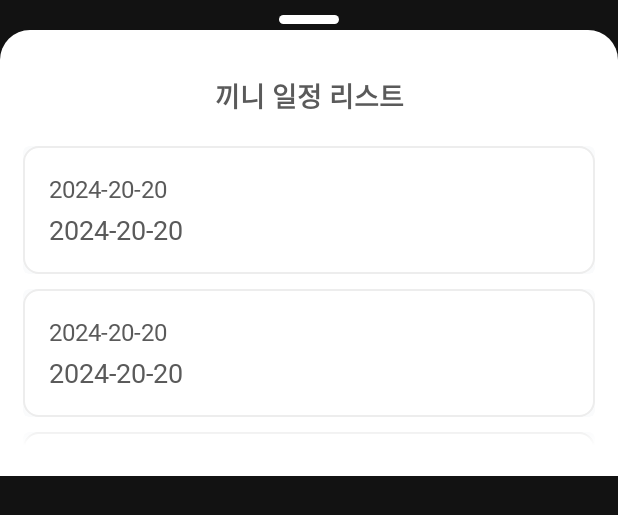
After one commit to y2kpaulh/Meal-AOS, an Android app: the layout bottom_sheet_dialog_schedule.xml on its own in the app's theme, with its tools: preview values and no code run, on a phone screen of 412 x 824 dp. The commit adds this screen. Shown: the top 515 px of the screen. Run offline under Robolectric (Android 15) with nearby library versions, the phone set to English and light mode, and no system bars.

Commit message:
일정 리스트 UI 추가 및 구조 추가

```diff
--- a/app/src/main/java/com/echadworks/meal/MealApp.kt
+++ b/app/src/main/java/com/echadworks/meal/MealApp.kt
@@ -15,7 +15,7 @@ class MealApp : Application() {
 
     override fun onCreate() {
         prefs = PreferenceUtil(applicationContext)
-        MealApp.context = getApplicationContext()
+        MealApp.context = applicationContext
 
         super.onCreate()
 
--- /dev/null
+++ b/app/src/main/res/drawable/btn_common_background.xml
@@ -0,0 +1,10 @@
+<?xml version="1.0" encoding="utf-8"?>
+<selector xmlns:android="http://schemas.android.com/apk/res/android">
+    <item>
+        <shape>
+            <solid android:color="@color/white"/>
+            <corners android:radius="10dp"/>
+            <stroke android:color="@color/main_border" android:width="1dp"/>
+        </shape>
+    </item>
+</selector>
--- /dev/null
+++ b/app/src/main/res/drawable/white_round_border_20.xml
@@ -0,0 +1,6 @@
+<?xml version="1.0" encoding="utf-8"?>
+<shape xmlns:android="http://schemas.android.com/apk/res/android"
+    android:shape="rectangle">
+    <solid android:color="@color/white" />
+    <corners android:radius="20dp" />
+</shape>
--- /dev/null
+++ b/app/src/main/res/drawable/white_round_top_border_20.xml
@@ -0,0 +1,8 @@
+<?xml version="1.0" encoding="utf-8"?>
+<shape xmlns:android="http://schemas.android.com/apk/res/android"
+    android:shape="rectangle">
+    <solid android:color="@color/white" />
+    <corners
+        android:topLeftRadius="20dp"
+        android:topRightRadius="20dp" />
+</shape>
--- /dev/null
+++ b/app/src/main/res/layout/bottom_sheet_dialog_schedule.xml
@@ -0,0 +1,65 @@
+<?xml version="1.0" encoding="utf-8"?>
+<androidx.constraintlayout.widget.ConstraintLayout
+    xmlns:android="http://schemas.android.com/apk/res/android"
+    xmlns:app="http://schemas.android.com/apk/res-auto"
+    xmlns:tools="http://schemas.android.com/tools"
+    android:layout_width="match_parent"
+    android:layout_height="wrap_content">
+
+    <View
+        android:id="@+id/indicatorView"
+        android:layout_width="40dp"
+        android:layout_height="6dp"
+        android:layout_marginTop="10dp"
+        android:layout_gravity="center"
+        android:background="@drawable/white_round_border_20"
+        app:layout_constraintEnd_toEndOf="parent"
+        app:layout_constraintStart_toStartOf="parent"
+        app:layout_constraintTop_toTopOf="parent" />
+
+    <FrameLayout
+        android:layout_marginTop="20dp"
+        android:layout_width="match_parent"
+        android:layout_height="wrap_content"
+        app:layout_constraintTop_toTopOf="parent"
+        app:layout_constraintBottom_toBottomOf="parent"
+        android:background="@drawable/white_round_top_border_20"
+        android:paddingBottom="20dp" >
+
+    <androidx.constraintlayout.widget.ConstraintLayout
+        android:layout_width="match_parent"
+        android:layout_height="match_parent"
+        android:layout_marginTop="30dp">
+
+        <androidx.appcompat.widget.AppCompatTextView
+            android:id="@+id/tv_title"
+            android:layout_width="match_parent"
+            android:layout_height="wrap_content"
+            android:paddingHorizontal="20dp"
+            android:fontFamily="@font/nanumbarungothic"
+            android:textStyle="bold"
+            android:textSize="18sp"
+            android:textColor="@color/main_text"
+            android:gravity="center"
+            android:ellipsize="end"
+            app:layout_constraintStart_toStartOf="parent"
+            app:layout_constraintEnd_toEndOf="parent"
+            app:layout_constraintTop_toTopOf="parent"
+            app:layout_constraintBottom_toTopOf="@+id/rv_schedule"
+            tools:text = "끼니 일정 리스트"/>
+
+        <androidx.recyclerview.widget.RecyclerView
+            android:id="@+id/rv_schedule"
+            android:layout_width="match_parent"
+            android:layout_height="200dp"
+            android:layout_marginTop = "20dp"
+            android:requiresFadingEdge="vertical"
+            app:layoutManager="androidx.recyclerview.widget.LinearLayoutManager"
+            app:layout_constraintBottom_toBottomOf="parent"
+            app:layout_constraintEnd_toEndOf="parent"
+            app:layout_constraintStart_toStartOf="parent"
+            app:layout_constraintTop_toBottomOf="@+id/tv_title"
+            tools:listitem="@layout/item_schedule_list"/>
+    </androidx.constraintlayout.widget.ConstraintLayout>
+</FrameLayout>
+</androidx.constraintlayout.widget.ConstraintLayout>
--- /dev/null
+++ b/app/src/main/res/layout/item_schedule_list.xml
@@ -0,0 +1,55 @@
+<?xml version="1.0" encoding="utf-8"?>
+<com.google.android.material.card.MaterialCardView xmlns:android="http://schemas.android.com/apk/res/android"
+    xmlns:app="http://schemas.android.com/apk/res-auto"
+    xmlns:tools="http://schemas.android.com/tools"
+    android:id="@+id/cardView"
+    android:layout_width="match_parent"
+    android:layout_height="wrap_content"
+    android:layout_marginHorizontal="15dp"
+    android:layout_marginBottom="10dp"
+    app:cardElevation="0dp"
+    app:cardBackgroundColor="@color/main_background">
+
+    <androidx.constraintlayout.widget.ConstraintLayout
+        android:layout_width="match_parent"
+        android:layout_height="match_parent"
+        android:padding="17dp"
+        android:background="@drawable/btn_common_background">
+
+      <LinearLayout
+          android:layout_width="match_parent"
+          android:layout_height="wrap_content"
+          android:orientation="vertical"
+          app:layout_constraintTop_toTopOf="parent"
+          app:layout_constraintBottom_toBottomOf="parent"
+          app:layout_constraintStart_toStartOf="parent"
+          app:layout_constraintEnd_toEndOf="parent">
+          <TextView
+              android:id="@+id/tv_date"
+              android:layout_width="wrap_content"
+              android:layout_height="wrap_content"
+              android:ellipsize="end"
+              android:fontFamily="@font/nanumbarungothic"
+              android:maxLines="1"
+              android:textAlignment="textStart"
+              android:gravity="start"
+              android:textSize="16sp"
+              android:textColor="@color/main_text"
+              tools:text="2024-20-20"/>
+
+          <TextView
+              android:id="@+id/tv_meal"
+              android:layout_width="wrap_content"
+              android:layout_height="wrap_content"
+              android:layout_marginTop="4dp"
+              android:ellipsize="end"
+              android:fontFamily="@font/nanumbarungothic"
+              android:maxLines="1"
+              android:textAlignment="textStart"
+              android:gravity="start"
+              android:textSize="18sp"
+              android:textColor="@color/main_text"
+              tools:text="2024-20-20"/>
+      </LinearLayout>
+    </androidx.constraintlayout.widget.ConstraintLayout>
+</com.google.android.material.card.MaterialCardView>
--- a/app/src/main/res/values/colors.xml
+++ b/app/src/main/res/values/colors.xml
@@ -9,4 +9,8 @@
     <color name="white">#FFFFFFFF</color>
     <color name="gray">#FFB8B8B8</color>
     <color name="transparent">#00000000</color>
+    <color name="main_background">#FAFBFC</color>
+    <color name="main_border">#EDEDED</color>
+    <color name="main_text">#5A5A5A</color>
+    <color name="sub_text">#A2A2A2</color>
 </resources>
--- a/build.gradle
+++ b/build.gradle
@@ -1,6 +1,6 @@
 // Top-level build file where you can add configuration options common to all sub-projects/modules.
 plugins {
-    id 'com.android.application' version '7.4.2' apply false
-    id 'com.android.library' version '7.4.2' apply false
+    id 'com.android.application' version '8.2.2' apply false
+    id 'com.android.library' version '8.2.2' apply false
     id 'org.jetbrains.kotlin.android' version '1.8.0' apply false
 }
--- a/gradle.properties
+++ b/gradle.properties
@@ -21,3 +21,5 @@ kotlin.code.style=official
 # resources declared in the library itself and none from the library's dependencies,
 # thereby reducing the size of the R class for that library
 android.nonTransitiveRClass=true
+android.defaults.buildfeatures.buildconfig=true
+android.nonFinalResIds=false
```
Also changed, not shown: app/build.gradle (+5 -5 lines), app/src/main/java/com/echadworks/meal/BottomSheetDialog.kt (deleted, +0 -33 lines), app/src/main/java/com/echadworks/meal/MainActivity.kt (+73 -30 lines), app/src/main/java/com/echadworks/meal/MainViewModel.kt (+30 -11 lines), app/src/main/java/com/echadworks/meal/MealPlanAdapter.kt (+41 -11 lines), app/src/main/java/com/echadworks/meal/ScheduleListAdapter.kt (added, +86 -0 lines), app/src/main/java/com/echadworks/meal/network/ApiProvider.kt (+4 -4 lines), app/src/main/java/com/echadworks/meal/utils/Globals.kt (+19 -0 lines), app/src/main/res/layout/activity_main.xml (+5 -6 lines), app/src/main/res/values/styles.xml (added, +11 -0 lines), gradle/wrapper/gradle-wrapper.properties.
